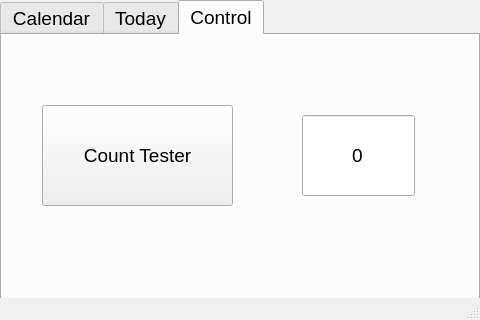
First picture: the form in smallTouch.ui, repository Kheirlb/smallTouchScreen, before the edit.
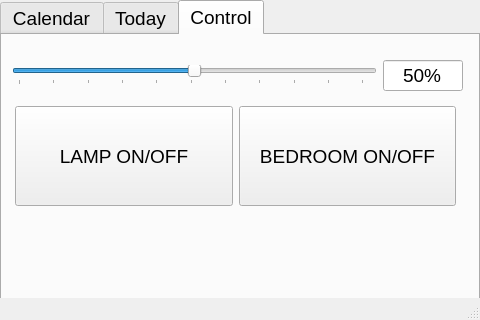
Second picture: the form after the edit.

Commit message: adding slider for lamp

```diff
--- a/smallTouch.ui
+++ b/smallTouch.ui
@@ -64,34 +64,107 @@
      <attribute name="title">
       <string>Control</string>
      </attribute>
-     <widget class="QPushButton" name="but">
+     <widget class="QWidget" name="horizontalLayoutWidget">
       <property name="geometry">
        <rect>
-        <x>40</x>
+        <x>10</x>
+        <y>20</y>
+        <width>451</width>
+        <height>41</height>
+       </rect>
+      </property>
+      <layout class="QHBoxLayout" name="horizontalLayout">
+       <item>
+        <widget class="QSlider" name="lamp_sl">
+         <property name="font">
+          <font>
+           <pointsize>14</pointsize>
+          </font>
+         </property>
+         <property name="minimum">
+          <number>-1</number>
+         </property>
+         <property name="maximum">
+          <number>101</number>
+         </property>
+         <property name="singleStep">
+          <number>1</number>
+         </property>
+         <property name="pageStep">
+          <number>1</number>
+         </property>
+         <property name="value">
+          <number>50</number>
+         </property>
+         <property name="orientation">
+          <enum>Qt::Horizontal</enum>
+         </property>
+         <property name="tickPosition">
+          <enum>QSlider::TicksBelow</enum>
+         </property>
+         <property name="tickInterval">
+          <number>10</number>
+         </property>
+        </widget>
+       </item>
+       <item>
+        <widget class="QLineEdit" name="lamp_le">
+         <property name="maximumSize">
+          <size>
+           <width>80</width>
+           <height>16777215</height>
+          </size>
+         </property>
+         <property name="text">
+          <string>50%</string>
+         </property>
+         <property name="alignment">
+          <set>Qt::AlignCenter</set>
+         </property>
+         <property name="readOnly">
+          <bool>true</bool>
+         </property>
+        </widget>
+       </item>
+      </layout>
+     </widget>
+     <widget class="QWidget" name="horizontalLayoutWidget_2">
+      <property name="geometry">
+       <rect>
+        <x>13</x>
         <y>70</y>
-        <width>191</width>
-        <height>101</height>
+        <width>441</width>
+        <height>102</height>
        </rect>
       </property>
-      <property name="text">
-       <string>Count Tester</string>
-      </property>
-     </widget>
-     <widget class="QLineEdit" name="line">
-      <property name="geometry">
-       <rect>
-        <x>300</x>
-        <y>80</y>
-        <width>113</width>
-        <height>81</height>
-       </rect>
-      </property>
-      <property name="text">
-       <string>0</string>
-      </property>
-      <property name="alignment">
-       <set>Qt::AlignCenter</set>
-      </property>
+      <layout class="QHBoxLayout" name="horizontalLayout_2">
+       <item>
+        <widget class="QPushButton" name="lamp_but">
+         <property name="minimumSize">
+          <size>
+           <width>0</width>
+           <height>100</height>
+          </size>
+         </property>
+         <property name="text">
+          <string>LAMP ON/OFF</string>
+         </property>
+        </widget>
+       </item>
+       <item>
+        <widget class="QPushButton" name="bedroom_but">
+         <property name="minimumSize">
+          <size>
+           <width>0</width>
+           <height>100</height>
+          </size>
+         </property>
+         <property name="text">
+          <string>BEDROOM ON/OFF</string>
+         </property>
+        </widget>
+       </item>
+      </layout>
      </widget>
     </widget>
    </widget>
```
Left out of the diff: 19 changed lines with no effect on the pictures. The commit also changes 2 other files.
